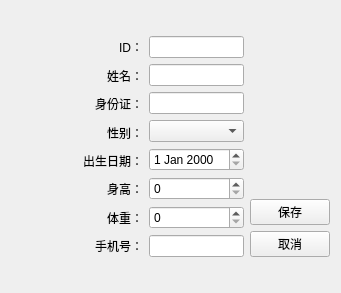
Before: the Qt Designer form lab3/patienteditview.ui in liuxing122119/QtCourse, drawn with Qt 5.
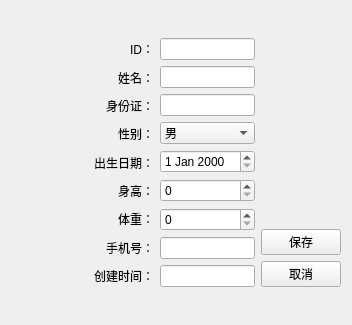
After: the same form once the commit is applied.

What changed in the file:
```diff
--- a/lab3/patienteditview.ui
+++ b/lab3/patienteditview.ui
@@ -6,8 +6,8 @@
    <rect>
     <x>0</x>
     <y>0</y>
-    <width>341</width>
-    <height>293</height>
+    <width>352</width>
+    <height>325</height>
    </rect>
   </property>
   <property name="windowTitle">
@@ -46,6 +46,48 @@
       <layout class="QHBoxLayout" name="horizontalLayout">
        <item>
         <layout class="QGridLayout" name="gridLayout">
+         <item row="0" column="1">
+          <layout class="QVBoxLayout" name="verticalLayout_4">
+           <item>
+            <widget class="QLineEdit" name="dbEditID"/>
+           </item>
+           <item>
+            <widget class="QLineEdit" name="dbEditName"/>
+           </item>
+           <item>
+            <widget class="QLineEdit" name="dbEditIDCard"/>
+           </item>
+           <item>
+            <widget class="QComboBox" name="dbComboSex">
+             <item>
+              <property name="text">
+               <string>男</string>
+              </property>
+             </item>
+             <item>
+              <property name="text">
+               <string>女</string>
+              </property>
+             </item>
+            </widget>
+           </item>
+           <item>
+            <widget class="QDateEdit" name="dbDateEditDOB"/>
+           </item>
+           <item>
+            <widget class="QSpinBox" name="dbSpinHeight"/>
+           </item>
+           <item>
+            <widget class="QSpinBox" name="dbSpinWeight"/>
+           </item>
+           <item>
+            <widget class="QLineEdit" name="dbEditMobile"/>
+           </item>
+           <item>
+            <widget class="QLineEdit" name="dbCreatedTimeStamp"/>
+           </item>
+          </layout>
+         </item>
          <item row="0" column="0">
           <layout class="QVBoxLayout" name="verticalLayout">
            <item>
@@ -128,33 +170,15 @@
              </property>
             </widget>
            </item>
-          </layout>
-         </item>
-         <item row="0" column="1">
-          <layout class="QVBoxLayout" name="verticalLayout_4">
            <item>
-            <widget class="QLineEdit" name="lineEdit"/>
-           </item>
-           <item>
-            <widget class="QLineEdit" name="lineEdit_2"/>
-           </item>
-           <item>
-            <widget class="QLineEdit" name="lineEdit_3"/>
-           </item>
-           <item>
-            <widget class="QComboBox" name="comboBox"/>
-           </item>
-           <item>
-            <widget class="QDateEdit" name="dateEdit"/>
-           </item>
-           <item>
-            <widget class="QSpinBox" name="spinBox"/>
-           </item>
-           <item>
-            <widget class="QSpinBox" name="spinBox_2"/>
-           </item>
-           <item>
-            <widget class="QLineEdit" name="lineEdit_4"/>
+            <widget class="QLabel" name="label_9">
+             <property name="text">
+              <string>创建时间：</string>
+             </property>
+             <property name="alignment">
+              <set>Qt::AlignmentFlag::AlignRight|Qt::AlignmentFlag::AlignTrailing|Qt::AlignmentFlag::AlignVCenter</set>
+             </property>
+            </widget>
            </item>
           </layout>
          </item>
@@ -178,14 +202,14 @@
             </spacer>
            </item>
            <item>
-            <widget class="QPushButton" name="pushButton">
+            <widget class="QPushButton" name="btSave">
              <property name="text">
               <string>保存</string>
              </property>
             </widget>
            </item>
            <item>
-            <widget class="QPushButton" name="pushButton_2">
+            <widget class="QPushButton" name="btCancel">
              <property name="text">
               <string>取消</string>
              </property>
```
